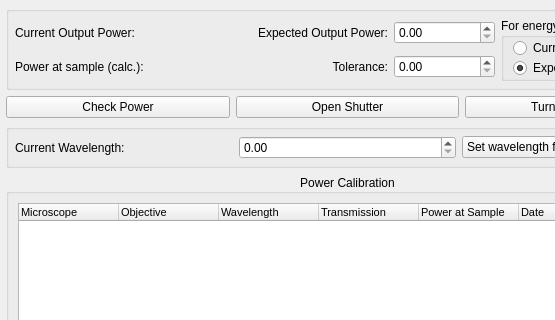
This is lib/devices/Laser/devTemplate.ui in acq4/acq4 as Qt 5 draws it before an edit; both pictures show x 0 to 555 and y 0 to 320 of the 695 by 563 pixel window. The edited form follows.
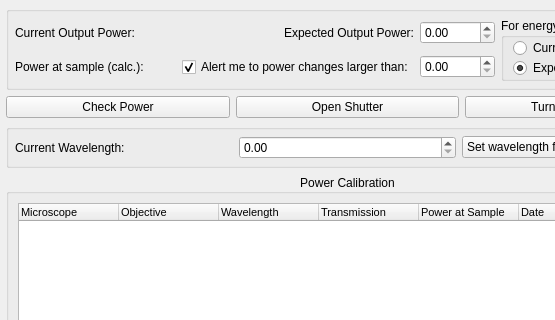
This is the edited form. Custom widgets are drawn as their Qt base class.

Commit message: Laser power/switch waveforms are now stored with laser protocol results bugfixes, ui cleanups for Laser device

Patch:
```diff
--- a/lib/devices/Laser/devTemplate.ui
+++ b/lib/devices/Laser/devTemplate.ui
@@ -46,16 +46,6 @@
         </property>
        </widget>
       </item>
-      <item row="1" column="2">
-       <widget class="QLabel" name="label_6">
-        <property name="text">
-         <string>Tolerance:</string>
-        </property>
-        <property name="alignment">
-         <set>Qt::AlignRight|Qt::AlignTrailing|Qt::AlignVCenter</set>
-        </property>
-       </widget>
-      </item>
       <item row="1" column="3">
        <widget class="SpinBox" name="toleranceSpin">
         <property name="minimumSize">
@@ -152,6 +142,16 @@
         </property>
        </widget>
       </item>
+      <item row="1" column="2">
+       <widget class="QCheckBox" name="powerAlertCheck">
+        <property name="text">
+         <string>Alert me to power changes larger than:</string>
+        </property>
+        <property name="checked">
+         <bool>true</bool>
+        </property>
+       </widget>
+      </item>
      </layout>
     </widget>
    </item>
```
Left out of the diff: 2 changed lines with no effect on the pictures. The commit also changes 12 other files.
